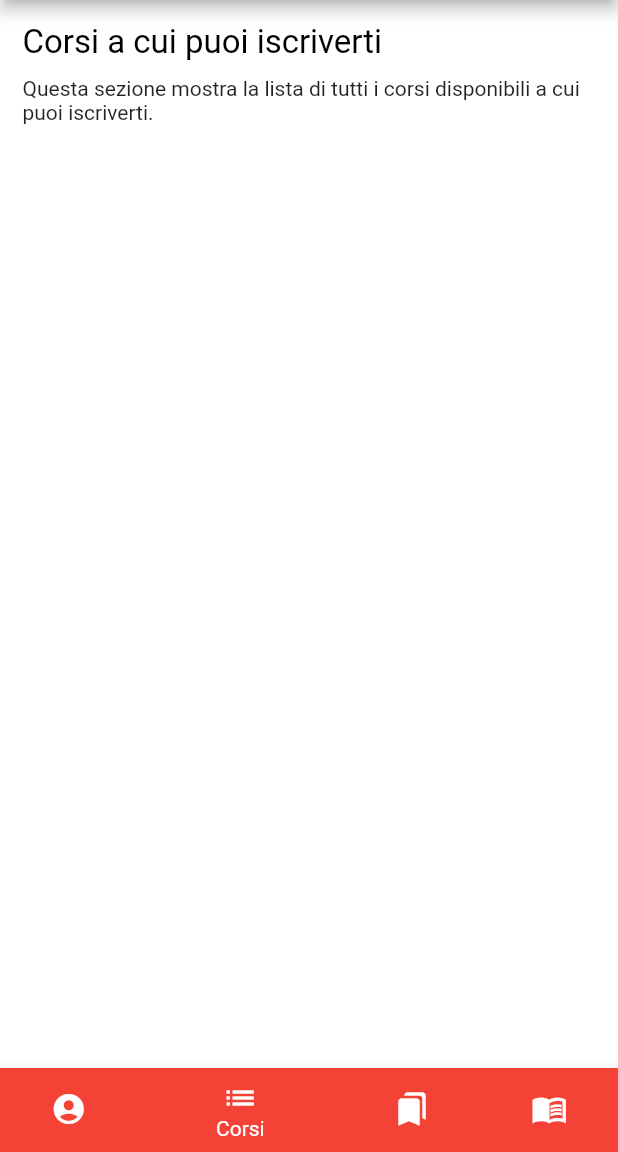
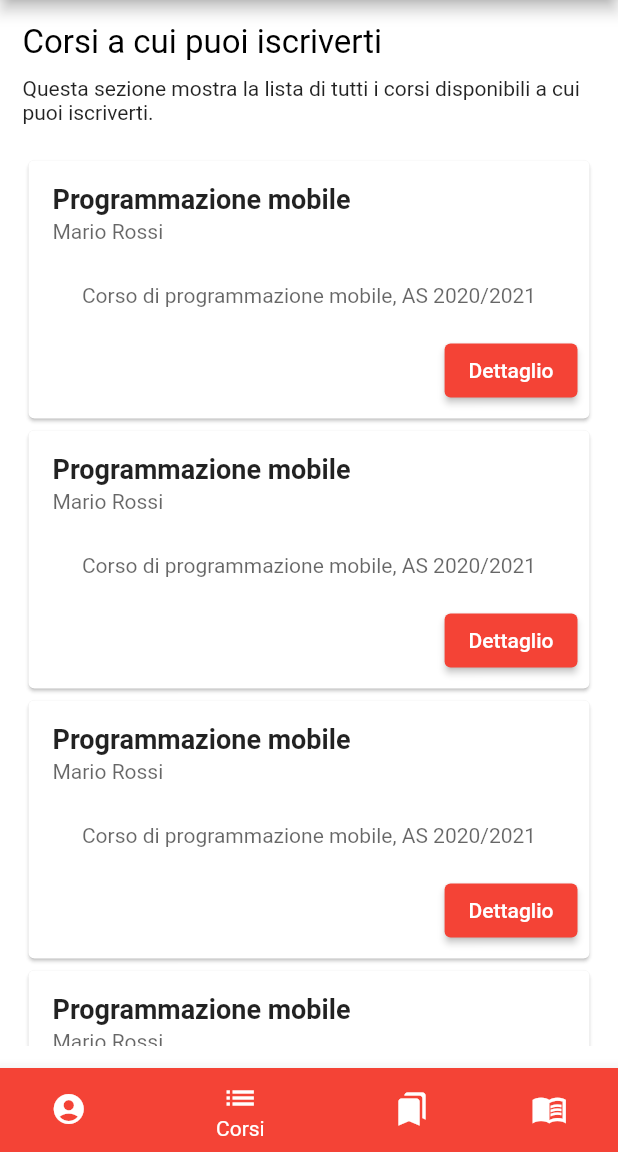
Before and after one commit to federicobenedetti/AgendaUnivPM-flutter, a Flutter app: the Navbar screen opened by its route, item 2 of the bottom bar chosen, on a phone screen of 412 x 824 dp, the part 84-1236 px from its top. Run offline on Flutter 3.47's test engine with Material 2 defaults, Android fonts, the phone set to English and light mode, and no system bars.

```diff
--- a/lib/screens/listacorsi.dart
+++ b/lib/screens/listacorsi.dart
@@ -1,3 +1,4 @@
+import 'package:agendaunivpm_f/widgets/cardfaq.dart';
 import 'package:flutter/cupertino.dart';
 import 'package:flutter/material.dart';
 
@@ -26,6 +27,25 @@ class _ListaCorsiState extends State<ListaCorsi> {
             Text(
                 "Questa sezione mostra la lista di tutti i corsi disponibili a cui puoi iscriverti."),
             SizedBox(height: 20),
+            Expanded(
+              flex: 1,
+              child: SingleChildScrollView(
+                scrollDirection: Axis.vertical,
+                child: ListView.builder(
+                  physics: const NeverScrollableScrollPhysics(),
+                  scrollDirection: Axis.vertical,
+                  shrinkWrap: true,
+                  // Let the ListView know how many items it needs to build.
+                  itemCount: 10,
+                  // Provide a builder function. This is where the magic happens.
+                  // Convert each item into a widget based on the type of item it is.
+                  itemBuilder: (context, index) {
+                    final item = CardFaq();
+                    return item;
+                  },
+                ),
+              ),
+            )
           ],
         )); // Scaffold
   }
--- a/lib/widgets/cardfaq.dart
+++ b/lib/widgets/cardfaq.dart
@@ -15,35 +15,33 @@ class _CardFaqState extends State<CardFaq> {
       child: Column(
         children: [
           ListTile(
-            leading: Icon(Icons.arrow_drop_down_circle),
-            title: const Text('Card title 1'),
+            title: const Text(
+              "Programmazione mobile",
+              style: TextStyle(fontSize: 18, fontWeight: FontWeight.bold),
+            ),
             subtitle: Text(
-              'Secondary Text',
+              'Mario Rossi',
               style: TextStyle(color: Colors.black.withOpacity(0.6)),
             ),
           ),
           Padding(
-            padding: const EdgeInsets.all(16.0),
+            padding: const EdgeInsets.all(10.0),
             child: Text(
-              'Greyhound divisively hello coldly wonderfully marginally far upon excluding.',
-              style: TextStyle(color: Colors.black.withOpacity(0.6)),
+              'Corso di programmazione mobile, AS 2020/2021',
+              textAlign: TextAlign.left,
+              style:
+                  TextStyle(fontSize: 14, color: Colors.black.withOpacity(0.6)),
             ),
           ),
           ButtonBar(
-            alignment: MainAxisAlignment.start,
+            mainAxisSize: MainAxisSize.max,
             children: [
-              TextButton(
+              ElevatedButton(
+                child: Text("Dettaglio"),
                 onPressed: () {
-                  // Perform some action
+                  Navigator.pushNamed(context, "/dettagliocorso");
                 },
-                child: const Text('ACTION 1'),
-              ),
-              TextButton(
-                onPressed: () {
-                  // Perform some action
-                },
-                child: const Text('ACTION 2'),
-              ),
+              )
             ],
           )
         ],
```
Also changed, not shown: lib/screens/faq.dart (+18 -2 lines), lib/screens/listacorsiiscritto.dart (+20 -0 lines), lib/screens/listalezioni.dart (+20 -0 lines).
